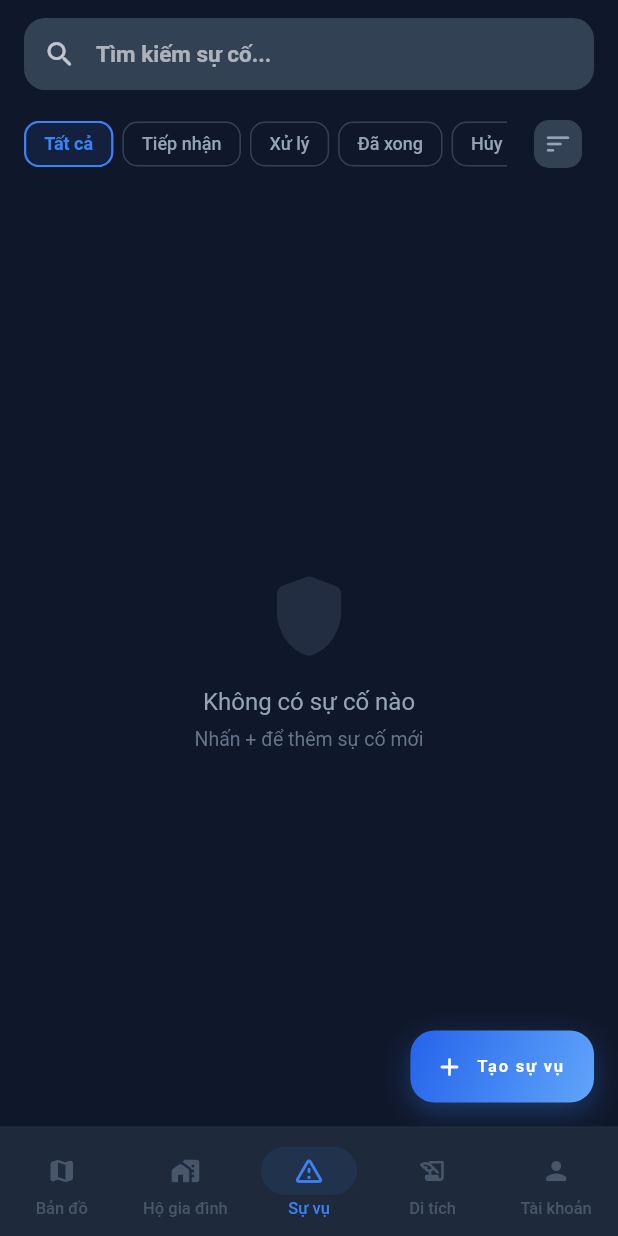
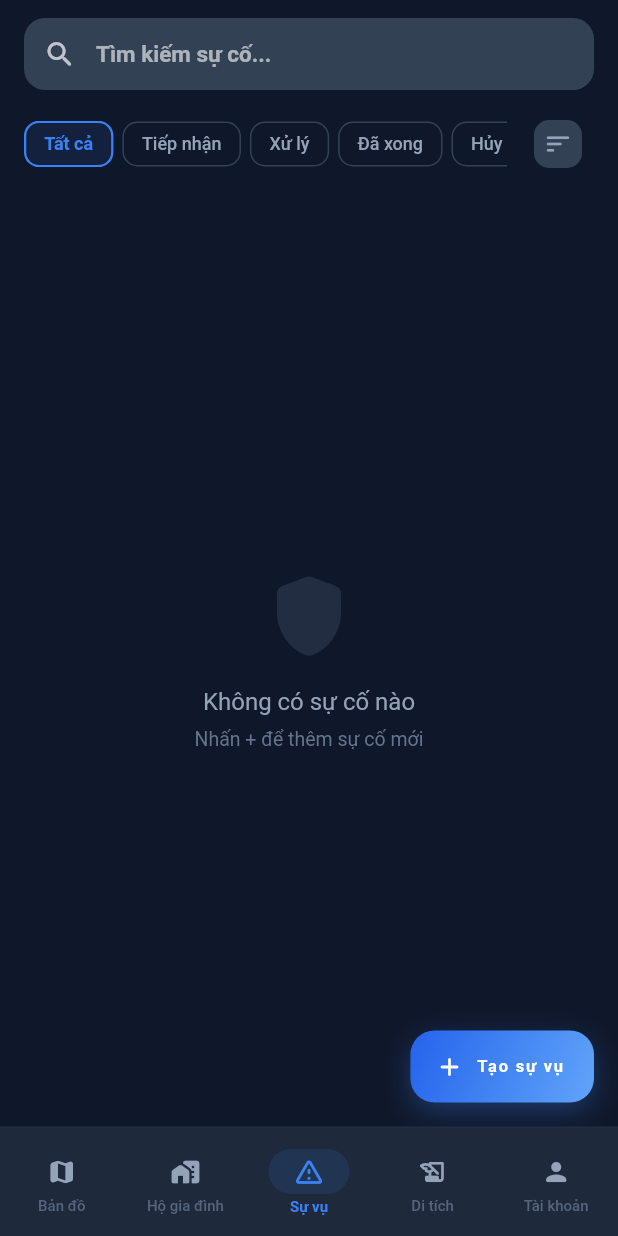
Before and after one commit to loghimn/PRM393_VNMAP, a Flutter app: the DashboardScreen screen opened by its route, item 3 of the bottom bar chosen, on a phone screen of 412 x 824 dp. Run offline on Flutter 3.47's test engine with Material 3 defaults, Android fonts, the light colour scheme and no system bars; our stand-ins replace cloud_firestore, firebase_core, fl_chart, flutter_map, latlong2, shared_preferences; accounts and stored records are empty; generated files the repository leaves out were written again.

Commit message:
fix: navbar co the keo qua keo lai

```diff
--- a/lib/screens/dashboard/dashboard_screen.dart
+++ b/lib/screens/dashboard/dashboard_screen.dart
@@ -315,41 +315,7 @@ class _DashboardScreenState extends State<DashboardScreen>
     );
   }
 
-  int _getVisibleIndex(int selectedView, bool isAdmin) {
-    if (isAdmin) return selectedView;
-    switch (selectedView) {
-      case 1:
-        return 0;
-      case 2:
-        return 1;
-      case 3:
-        return 2;
-      case 5:
-        return 3;
-      case 6:
-        return 4;
-      default:
-        return 0;
-    }
-  }
-
-  int _getSelectionForVisibleIndex(int visibleIndex, bool isAdmin) {
-    if (isAdmin) return visibleIndex;
-    switch (visibleIndex) {
-      case 0:
-        return 1;
-      case 1:
-        return 2;
-      case 2:
-        return 3;
-      case 3:
-        return 5;
-      case 4:
-        return 6;
-      default:
-        return 1;
-    }
-  }
+
 
   Widget _buildSidebarItem({
     required int index,
@@ -445,8 +411,22 @@ class _DashboardScreenState extends State<DashboardScreen>
   }
 
   Widget _buildBottomNavigation(bool isAdmin) {
-    final navItems = _buildNavItems(isAdmin);
+    final List<_NavItemData> items = [];
+    if (isAdmin) {
+      items.add(const _NavItemData(icon: Icons.dashboard_rounded, label: 'Tổng quan', viewIndex: 0));
+    }
+    items.add(const _NavItemData(icon: Icons.map_rounded, label: 'Bản đồ', viewIndex: 1));
+    items.add(const _NavItemData(icon: Icons.home_work_rounded, label: 'Hộ gia đình', viewIndex: 2));
+    items.add(const _NavItemData(icon: Icons.warning_amber_rounded, label: 'Sự vụ', viewIndex: 3));
+    if (isAdmin) {
+      items.add(const _NavItemData(icon: Icons.apartment_rounded, label: 'Khu phố', viewIndex: 4));
+      items.add(const _NavItemData(icon: Icons.assignment_rounded, label: 'Yêu cầu', viewIndex: 7));
+    }
+    items.add(const _NavItemData(icon: Icons.history_edu_rounded, label: 'Di tích', viewIndex: 5));
+    items.add(const _NavItemData(icon: Icons.person_rounded, label: 'Tài khoản', viewIndex: 6));
+
     final navHeight = isAdmin ? 80.0 : 72.0;
+
     return Container(
       decoration: BoxDecoration(
         color: AppColors.surface,
@@ -458,81 +438,89 @@ class _DashboardScreenState extends State<DashboardScreen>
         top: false,
         child: SizedBox(
           height: navHeight,
-          child: Theme(
-            data: Theme.of(context).copyWith(
-              navigationBarTheme: NavigationBarThemeData(
-                backgroundColor: Colors.transparent,
-                indicatorColor: AppColors.primary.withAlpha(25),
-                labelTextStyle: WidgetStateProperty.resolveWith((states) {
-                  // Same TextStyle for both states to prevent text shift
-                  return TextStyle(
-                    color: states.contains(WidgetState.selected)
-                        ? AppColors.primary
-                        : AppColors.textMuted.withValues(alpha: 0.6),
-                    fontSize: 11,
-                    fontWeight: FontWeight.w500,
-                    height: 1.0,
-                  );
-                }),
-                iconTheme: WidgetStateProperty.resolveWith((states) {
-                  if (states.contains(WidgetState.selected)) {
-                    return const IconThemeData(
-                      color: AppColors.primary,
-                      size: 22,
-                    );
-                  }
-                  return IconThemeData(
-                    color: AppColors.textMuted.withValues(alpha: 0.6),
-                    size: 20,
-                  );
-                }),
-                elevation: 0,
-                overlayColor: WidgetStateProperty.all(Colors.transparent),
-                height: navHeight,
-                labelBehavior: NavigationDestinationLabelBehavior.alwaysShow,
-              ),
-            ),
-            child: NavigationBar(
-              key: ValueKey(isAdmin),
-              selectedIndex: _getVisibleIndex(_selectedView, isAdmin),
-              onDestinationSelected: (index) {
-                setState(() {
-                  _selectedView = _getSelectionForVisibleIndex(index, isAdmin);
-                });
-              },
-              animationDuration: Duration.zero,
-              destinations: navItems,
-            ),
+          child: LayoutBuilder(
+            builder: (context, constraints) {
+              const double minItemWidth = 78.0;
+              final double totalMinWidth = items.length * minItemWidth;
+              final bool shouldScroll = constraints.maxWidth < totalMinWidth;
+
+              Widget buildItem(_NavItemData item, double width) {
+                final isSelected = _selectedView == item.viewIndex;
+                return SizedBox(
+                  width: width,
+                  child: InkWell(
+                    onTap: () {
+                      setState(() {
+                        _selectedView = item.viewIndex;
+                      });
+                    },
+                    splashColor: Colors.transparent,
+                    highlightColor: Colors.transparent,
+                    child: Column(
+                      mainAxisAlignment: MainAxisAlignment.center,
+                      children: [
+                        Container(
+                          decoration: BoxDecoration(
+                            color: isSelected
+                                ? AppColors.primary.withValues(alpha: 0.12)
+                                : Colors.transparent,
+                            borderRadius: BorderRadius.circular(16),
+                          ),
+                          padding: const EdgeInsets.symmetric(
+                            horizontal: 16,
+                            vertical: 4,
+                          ),
+                          child: Icon(
+                            item.icon,
+                            color: isSelected
+                                ? AppColors.primary
+                                : AppColors.textSecondary,
+                            size: isSelected ? 22 : 20,
+                          ),
+                        ),
+                        const SizedBox(height: 4),
+                        Text(
+                          item.label,
+                          style: TextStyle(
+                            color: isSelected
+                                ? AppColors.primary
+                                : AppColors.textMuted.withValues(alpha: 0.8),
+                            fontSize: 10,
+                            fontWeight:
+                                isSelected ? FontWeight.w600 : FontWeight.w500,
+                            height: 1.0,
+                          ),
+                          maxLines: 1,
+                          overflow: TextOverflow.ellipsis,
+                          textAlign: TextAlign.center,
+                        ),
+                      ],
+                    ),
+                  ),
+                );
+              }
+
+              if (shouldScroll) {
+                return ListView.builder(
+                  scrollDirection: Axis.horizontal,
+                  physics: const BouncingScrollPhysics(),
+                  itemCount: items.length,
+                  itemBuilder: (context, index) {
+                    return buildItem(items[index], minItemWidth);
+                  },
+                );
+              } else {
+                final double itemWidth = constraints.maxWidth / items.length;
+                return Row(
+                  mainAxisAlignment: MainAxisAlignment.spaceEvenly,
+                  children: items.map((item) => buildItem(item, itemWidth)).toList(),
+                );
+              }
+            },
           ),
         ),
       ),
     );
-  }
-
-  List<NavigationDestination> _buildNavItems(bool isAdmin) {
-    final items = <NavigationDestination>[];
-    void addItem(IconData icon, String label) {
-      items.add(
-        NavigationDestination(
-          icon: Icon(icon, size: 20),
-          selectedIcon: Icon(icon, size: 22),
-          label: label,
-        ),
-      );
-    }
-
-    if (isAdmin) {
-      addItem(Icons.dashboard_rounded, 'Tổng quan');
-    }
-    addItem(Icons.map_rounded, 'Bản đồ');
-    addItem(Icons.home_work_rounded, 'Hộ gia đình');
-    addItem(Icons.warning_amber_rounded, 'Sự vụ');
-    if (isAdmin) {
-      addItem(Icons.apartment_rounded, 'Khu phố');
-    }
-    addItem(Icons.history_edu_rounded, 'Di tích');
-    addItem(Icons.person_rounded, 'Tài khoản');
-    return items;
   }
 
   Widget _buildDashboardView() {
@@ -1928,3 +1916,15 @@ class _KpiData {
     this.badge,
   });
 }
+
+class _NavItemData {
+  final IconData icon;
+  final String label;
+  final int viewIndex;
+
+  const _NavItemData({
+    required this.icon,
+    required this.label,
+    required this.viewIndex,
+  });
+}
```
